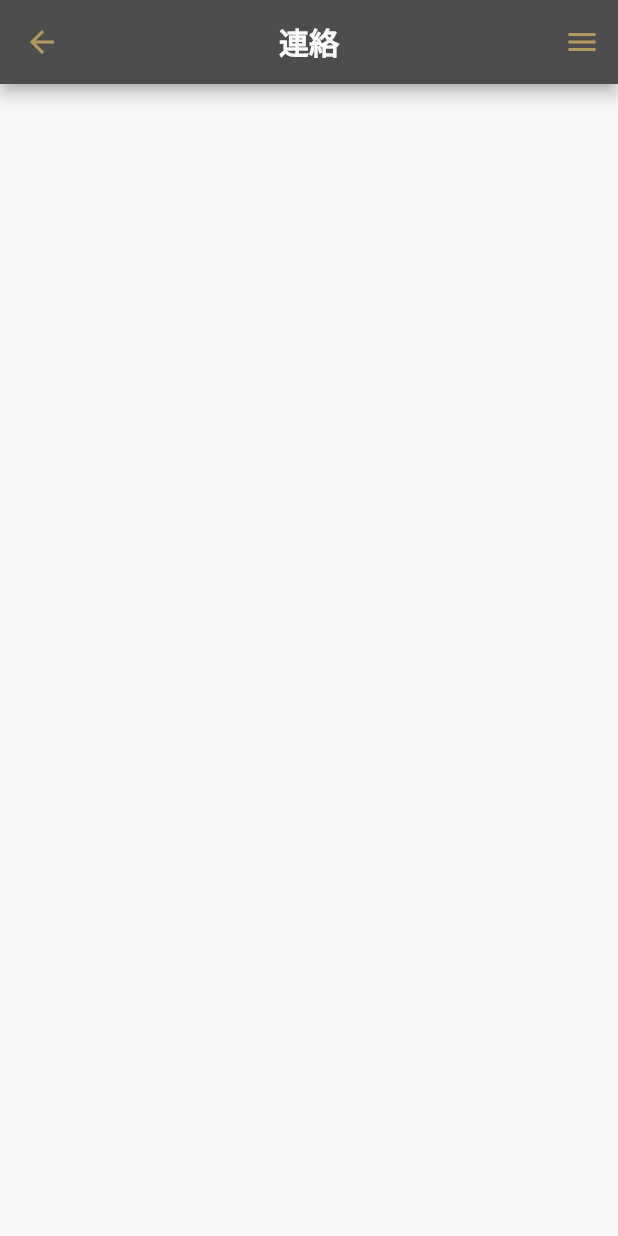
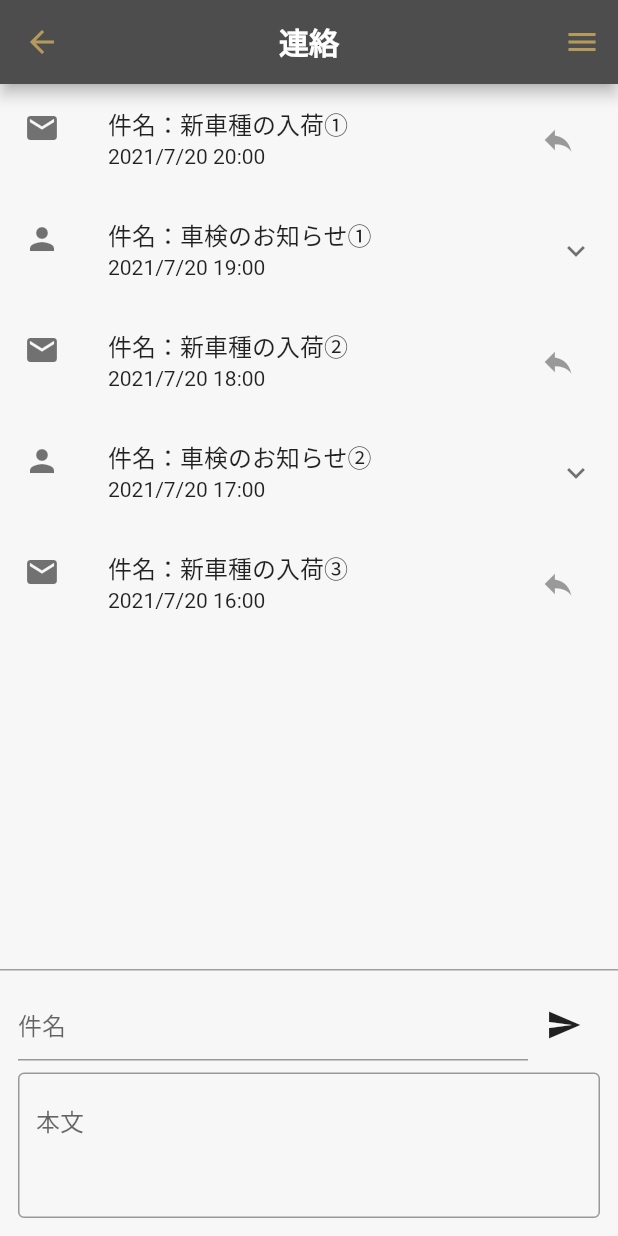
Before and after one commit to kunoyasutaka/eastarrow_app, a Flutter app: the ChatPage screen opened directly, on a phone screen of 412 x 824 dp. Run offline on Flutter 3.47's test engine with Material 2 defaults, Android fonts, the light colour scheme and no system bars; our stand-ins replace carousel_slider, firebase_core; accounts and stored records are empty; network calls fail; Roboto replaces fonts that are missing (NotoSansJP, NotoSerifJP).

Commit message:
7/21 ChatPageを追加

```diff
--- a/lib/presentation/chat/chat_model.dart
+++ b/lib/presentation/chat/chat_model.dart
@@ -1,3 +1,39 @@
+import 'package:flutter/foundation.dart';
 import 'package:flutter/material.dart';
 
-class ChatModel extends ChangeNotifier {}
+class ChatModel extends ChangeNotifier {
+  final List<ChatLog> chatLog = [
+    ChatLog('管理者', '新車種の入荷①', '2021/7/20 20:00', '新たに〇〇が入荷致しました。'),
+    ChatLog('ユーザー', '車検のお知らせ①', '2021/7/20 19:00', '車検についてお知らせ致します。'),
+    ChatLog('管理者', '新車種の入荷②', '2021/7/20 18:00', '新たに〇〇が入荷致しました。'),
+    ChatLog('ユーザー', '車検のお知らせ②', '2021/7/20 17:00', '車検についてお知らせ致します。'),
+    ChatLog('管理者', '新車種の入荷③', '2021/7/20 16:00', '新たに〇〇が入荷致しました。'),
+  ];
+  List<ChatLog> administratorChatLog = [];
+  List<ChatLog> userChatLog = [];
+  final subjectController = TextEditingController();
+  final mainTextController = TextEditingController();
+
+  whereAdministratorChatLog() {
+    administratorChatLog =
+        chatLog.where((chatLog) => chatLog.sender == '管理者').toList();
+  }
+
+  whereInStockInformation() {
+    userChatLog = chatLog.where((chatLog) => chatLog.sender == 'ユーザー').toList();
+  }
+
+  Widget? replyButton(ChatLog chatLog) {
+    if (chatLog.sender == '管理者')
+    {return const IconButton(onPressed: null, icon: Icon(Icons.reply));}
+  }
+}
+
+class ChatLog {
+  String sender;
+  String title;
+  String date;
+  String description;
+
+  ChatLog(this.sender, this.title, this.date, this.description);
+}
--- a/lib/presentation/chat/chat_page.dart
+++ b/lib/presentation/chat/chat_page.dart
@@ -1,16 +1,107 @@
+import 'package:eastarrow_app/presentation/common/dialog.dart';
 import 'package:flutter/material.dart';
+import 'package:provider/provider.dart';
+import 'chat_model.dart';
 
 class ChatPage extends StatelessWidget {
   const ChatPage({Key? key}) : super(key: key);
 
   @override
   Widget build(BuildContext context) {
-    return Scaffold(
-      appBar: AppBar(
-        title: const Text('連絡'),
-        centerTitle: true,
+    return ChangeNotifierProvider(
+      create: (_) => ChatModel(),
+      child: Consumer<ChatModel>(
+        builder: (context, model, snapshot) {
+          return GestureDetector(
+            onTap: () {
+              FocusScopeNode currentFocus = FocusScope.of(context);
+              if (!currentFocus.hasPrimaryFocus) {
+                currentFocus.unfocus();
+              }
+            },
+            child: Scaffold(
+              appBar: AppBar(
+                title: const Text('連絡'),
+                centerTitle: true,
+              ),
+              endDrawer: const Drawer(),
+              body: Column(
+                children: [
+                  Expanded(
+                    child: SizedBox(
+                      width: double.infinity,
+                      child: ListView.builder(
+                        itemCount: model.chatLog.length,
+                        itemBuilder: (BuildContext context, int index) {
+                          return chatLogTile(model.chatLog[index], model);
+                        },
+                      ),
+                    ),
+                  ),
+                  Container(
+                    padding: const EdgeInsets.all(12),
+                    decoration: const BoxDecoration(
+                      border: Border(
+                        top: BorderSide(color: Colors.grey),
+                      ),
+                    ),
+                    child: Column(
+                      children: [
+                        Row(
+                          children: [
+                            Flexible(
+                              child: TextField(
+                                decoration:
+                                const InputDecoration(hintText: '件名'),
+                                keyboardType: TextInputType.text,
+                                controller: model.subjectController,
+                              ),
+                            ),
+                            IconButton(
+                                onPressed: () =>
+                                    showConfirmDialog(context, '送信しますか？'),
+                                icon: const Icon(Icons.send)),
+                          ],
+                        ),
+                        const SizedBox(
+                          height: 8,
+                        ),
+                        TextField(
+                          decoration: const InputDecoration(
+                            hintText: '本文',
+                            border: OutlineInputBorder(),
+                          ),
+                          keyboardType: TextInputType.multiline,
+                          maxLines: 3,
+                          controller: model.mainTextController,
+                        ),
+                      ],
+                    ),
+                  ),
+                ],
+              ),
+            ),
+          );
+        },
       ),
-      endDrawer: Drawer(),
+    );
+  }
+
+  chatLogTile(ChatLog chatLog, ChatModel model) {
+    return ExpansionTile(
+      leading: chatLog.sender == '管理者'
+          ? const Icon(Icons.mail)
+          : const Icon(Icons.person),
+      trailing: model.replyButton(chatLog),
+      title: Text('件名：${chatLog.title}'),
+      subtitle: Text(chatLog.date),
+      children: [
+        Container(
+          alignment: Alignment.centerLeft,
+          padding: const EdgeInsets.symmetric(horizontal: 20, vertical: 10),
+          child: Text(chatLog.description),
+        )
+      ],
     );
   }
 }
--- a/lib/presentation/root.dart
+++ b/lib/presentation/root.dart
@@ -1,4 +1,5 @@
 import 'package:eastarrow_app/presentation/admission/emergency_page.dart';
+import 'package:eastarrow_app/presentation/chat/chat_page.dart';
 import 'package:eastarrow_app/presentation/goods/goods_page.dart';
 import 'package:eastarrow_app/presentation/information/information_page.dart';
 import 'package:eastarrow_app/presentation/my/my_page.dart';
@@ -18,6 +19,7 @@ class _RootState extends State<Root> {
   static const _footerIcons = [
     Icons.directions_car_rounded,
     Icons.info_sharp,
+    Icons.chat,
     Icons.quick_contacts_dialer,
     Icons.account_box_rounded,
   ];
@@ -25,6 +27,7 @@ class _RootState extends State<Root> {
   static const _footerItemNames = [
     '入荷情報',
     'お知らせ',
+    '連絡',
     '緊急連絡',
     'マイページ',
   ];
@@ -32,6 +35,7 @@ class _RootState extends State<Root> {
   var routes = [
     const GoodsPage(),
     const InformationPage(),
+    const ChatPage(),
     const EmergencyPage(),
     const MyPage(),
   ];
```
